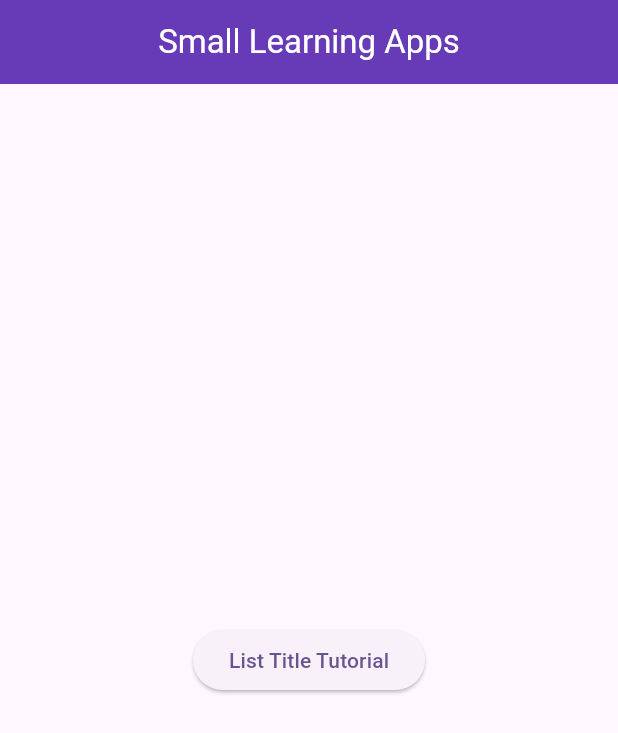
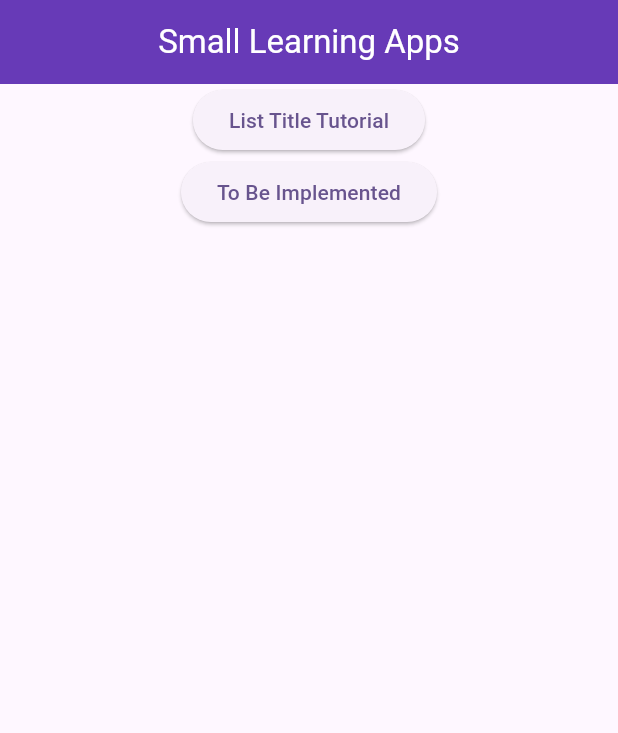
Before and after one commit to flbarfield/flutter_exploration, a Flutter app: the screen it shows after launch, on a phone screen of 412 x 824 dp. Shown: the top 733 px of the screen. Run offline on Flutter 3.47's test engine with Material 3 defaults, Android fonts, the phone set to English and light mode, and no system bars.

Commit message:
pre-shift coding. Added a column, need a layoutbuilder for home btn placement

```diff
--- a/lib/pages/new_home_page.dart
+++ b/lib/pages/new_home_page.dart
@@ -17,7 +17,9 @@ class NewHomePage extends StatelessWidget {
         backgroundColor: Colors.deepPurple,
       ),
       body: Center(
-        child: ElevatedButton(
+        child: Column(
+          children: [
+            ElevatedButton(
               child: const Text('List Title Tutorial'),
               onPressed: () {
                 Navigator.push(
@@ -27,6 +29,13 @@ class NewHomePage extends StatelessWidget {
                 );
               },
             ),
+            ElevatedButton(
+                onPressed: () {
+                  // to be implemented
+                },
+                child: const Text('To Be Implemented')),
+          ],
+        ),
       ),
     );
   }
```
Lines whose indentation alone changed are shown as unchanged.
